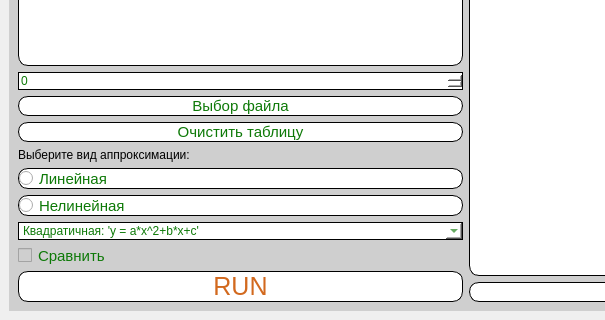
ilyaaadfb/approximation_function_pyqt5_project_school-yandex, file source/UI_files/main_interface1.1.ui: the form before one commit; both pictures show x 0 to 605 and y 351 to 671 of the 932 by 671 pixel window.
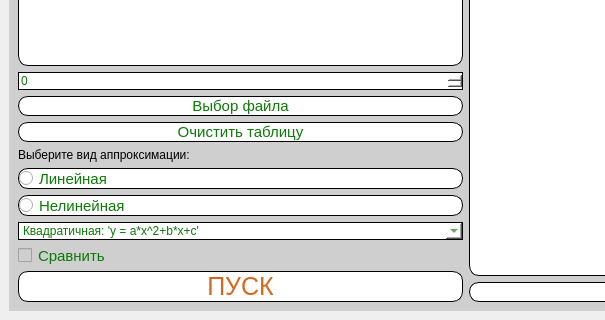
The form after the commit.

What changed in the file:
```diff
--- a/source/UI_files/main_interface1.1.ui
+++ b/source/UI_files/main_interface1.1.ui
@@ -229,7 +229,7 @@
 </string>
               </property>
               <property name="text">
-               <string>RUN</string>
+               <string>ПУСК</string>
               </property>
              </widget>
             </item>
```
